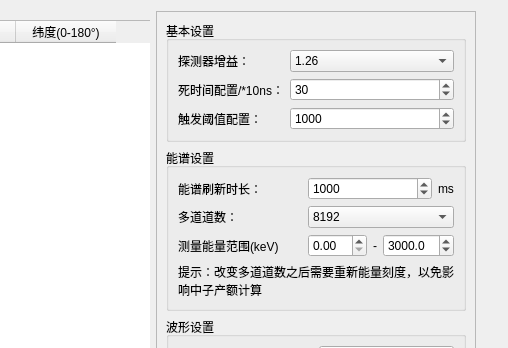
Old version of the form detsettingwindow.ui in the repository MrXiaomao/HXR_Detector; both pictures show x 314 to 822 and y 0 to 348 of the 822 by 1087 pixel window.
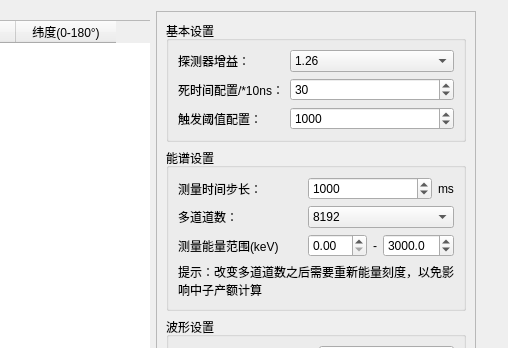
New version of the form.

Commit message: 1、修复开始测量时计数率图像未清空， 2、修复自定义通道测量下，测量时长不刷新问题。

Diff of the .ui file:
```diff
--- a/detsettingwindow.ui
+++ b/detsettingwindow.ui
@@ -343,7 +343,7 @@
                    </sizepolicy>
                   </property>
                   <property name="text">
-                   <string>能谱刷新时长：</string>
+                   <string>测量时间步长：</string>
                   </property>
                  </widget>
                 </item>
```
The commit also changes 3 other files.
